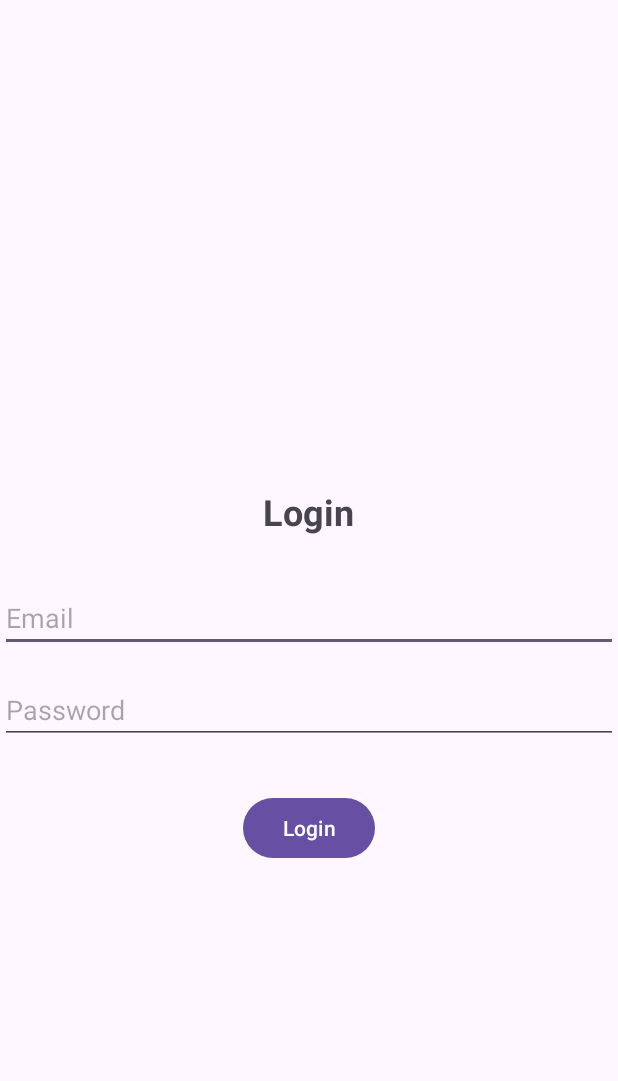
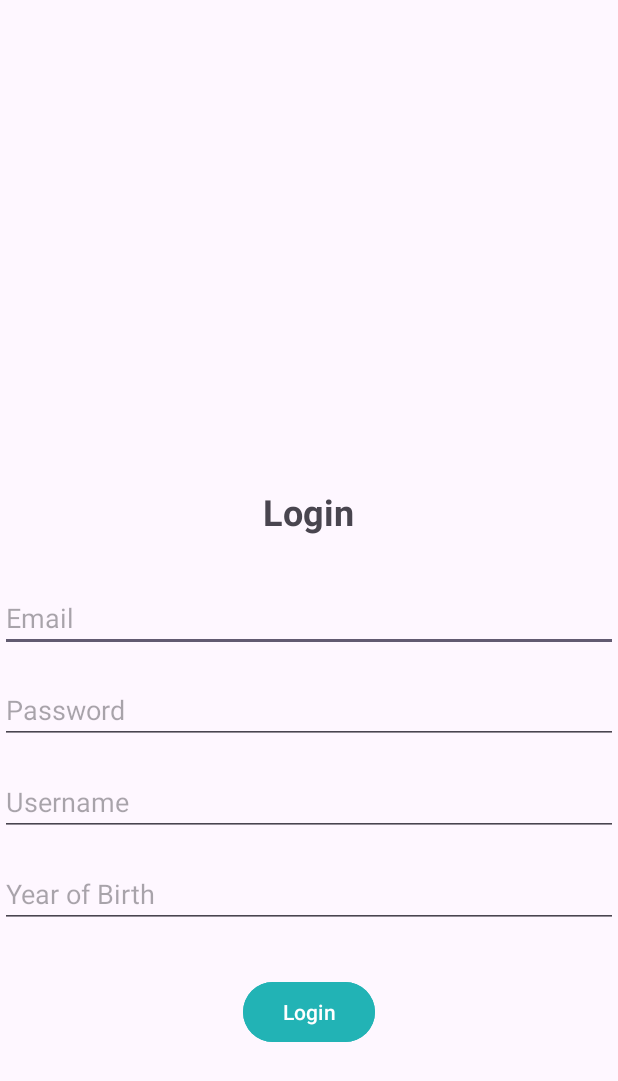
Before and after one commit to ItayMis/Tic_Tac_Toe_project, an Android app: the screen it shows after launch (LoginActivity), on a phone screen of 412 x 824 dp. Shown: the top 1081 px of the screen. Run offline under Robolectric (Android 15) with nearby library versions, the phone set to English and light mode, and no system bars; our stand-ins replace Firebase (no records; nobody signed in at launch, a user with empty details on screens opened directly); Roboto replaces fonts that are not available here.

Commit message:
12h commit

```diff
--- a/app/build.gradle.kts
+++ b/app/build.gradle.kts
@@ -39,6 +39,7 @@ dependencies {
     implementation(libs.activity)
     implementation(libs.constraintlayout)
     implementation(libs.firebase.auth)
+    implementation(libs.firebase.firestore)
     testImplementation(libs.junit)
     androidTestImplementation(libs.ext.junit)
     androidTestImplementation(libs.espresso.core)
--- a/app/src/main/res/layout/activity_login.xml
+++ b/app/src/main/res/layout/activity_login.xml
@@ -1,5 +1,6 @@
 <?xml version="1.0" encoding="utf-8"?>
 <RelativeLayout xmlns:android="http://schemas.android.com/apk/res/android"
+    xmlns:app="http://schemas.android.com/apk/res-auto"
     android:id="@+id/main"
     android:layout_width="match_parent"
     android:layout_height="match_parent"
@@ -20,7 +21,7 @@
         android:id="@+id/email_input"
         android:layout_width="match_parent"
         android:layout_height="wrap_content"
-        android:layout_centerInParent="true"
+        android:layout_centerVertical="true"
         android:hint="Email"
         android:inputType="textEmailAddress" />
 
@@ -33,13 +34,34 @@
         android:hint="Password"
         android:inputType="textPassword" />
 
+    <EditText
+        android:id="@+id/username_input"
+        android:layout_width="match_parent"
+        android:layout_height="wrap_content"
+        android:layout_below="@id/password_input"
+        android:layout_marginTop="16dp"
+        android:hint="Username"
+        android:inputType="text" />
+
+    <EditText
+        android:id="@+id/year_of_birth_input"
+        android:layout_width="match_parent"
+        android:layout_height="wrap_content"
+        android:layout_below="@id/username_input"
+        android:layout_marginTop="16dp"
+        android:hint="Year of Birth"
+        android:inputType="number" />
+
+
     <Button
         android:id="@+id/login_button"
         android:layout_width="wrap_content"
         android:layout_height="wrap_content"
-        android:layout_below="@id/password_input"
+        android:layout_below="@id/year_of_birth_input"
         android:layout_centerHorizontal="true"
         android:layout_marginTop="32dp"
+        android:backgroundTint="@color/light_blue"
+        android:onClick="onLogin"
         android:text="Login" />
 
 </RelativeLayout>
--- a/app/src/main/res/values/colors.xml
+++ /dev/null
@@ -1,5 +0,0 @@
-<?xml version="1.0" encoding="utf-8"?>
-<resources>
-    <color name="black">#FF000000</color>
-    <color name="white">#FFFFFFFF</color>
-</resources>
--- a/app/src/main/res/values/ic_launcher_background.xml
+++ b/app/src/main/res/values/ic_launcher_background.xml
@@ -1,4 +1,5 @@
 <?xml version="1.0" encoding="utf-8"?>
 <resources>
     <color name="ic_launcher_background">#7CB2E7</color>
+    <color name="light_blue">#22b3b5</color>
 </resources>
--- a/gradle/libs.versions.toml
+++ b/gradle/libs.versions.toml
@@ -9,6 +9,7 @@ activity = "1.9.2"
 constraintlayout = "2.1.4"
 firebaseAuth = "23.0.0"
 googleGmsGoogleServices = "4.4.2"
+firebaseFirestore = "25.1.0"
 
 [libraries]
 junit = { group = "junit", name = "junit", version.ref = "junit" }
@@ -19,6 +20,7 @@ material = { group = "com.google.android.material", name = "material", version.r
 activity = { group = "androidx.activity", name = "activity", version.ref = "activity" }
 constraintlayout = { group = "androidx.constraintlayout", name = "constraintlayout", version.ref = "constraintlayout" }
 firebase-auth = { group = "com.google.firebase", name = "firebase-auth", version.ref = "firebaseAuth" }
+firebase-firestore = { group = "com.google.firebase", name = "firebase-firestore", version.ref = "firebaseFirestore" }
 
 [plugins]
 android-application = { id = "com.android.application", version.ref = "agp" }
```
Also changed, not shown: app/src/main/java/com/example/tictactoeproject/LoginActivity.java (+31 -8 lines), app/src/main/java/com/example/tictactoeproject/UserData.java (added, +42 -0 lines).
